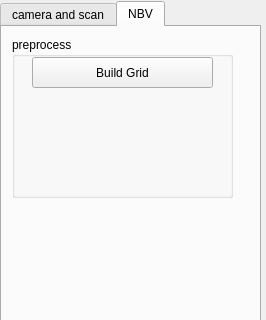
First picture: the form in Point Cloud/UI/camera_para.ui, repository sunwaylive/quality-driven-poisson-guided-autoscanning, before the edit; both pictures show x 0 to 266 and y 0 to 320 of the 266 by 704 pixel window.
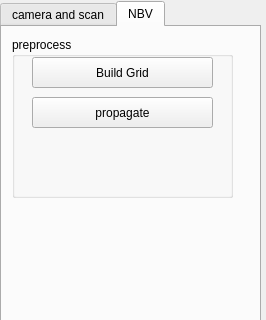
Second picture: the form after the edit.

Commit message: *propagate function now can get the next grid index

What changed in the file:
```diff
--- a/Point Cloud/UI/camera_para.ui
+++ b/Point Cloud/UI/camera_para.ui
@@ -362,6 +362,19 @@
        <string>Build Grid</string>
       </property>
      </widget>
+     <widget class="QPushButton" name="pushButton_propagate">
+      <property name="geometry">
+       <rect>
+        <x>20</x>
+        <y>60</y>
+        <width>181</width>
+        <height>31</height>
+       </rect>
+      </property>
+      <property name="text">
+       <string>propagate</string>
+      </property>
+     </widget>
     </widget>
    </widget>
   </widget>
```
The commit also changes 8 other files.
